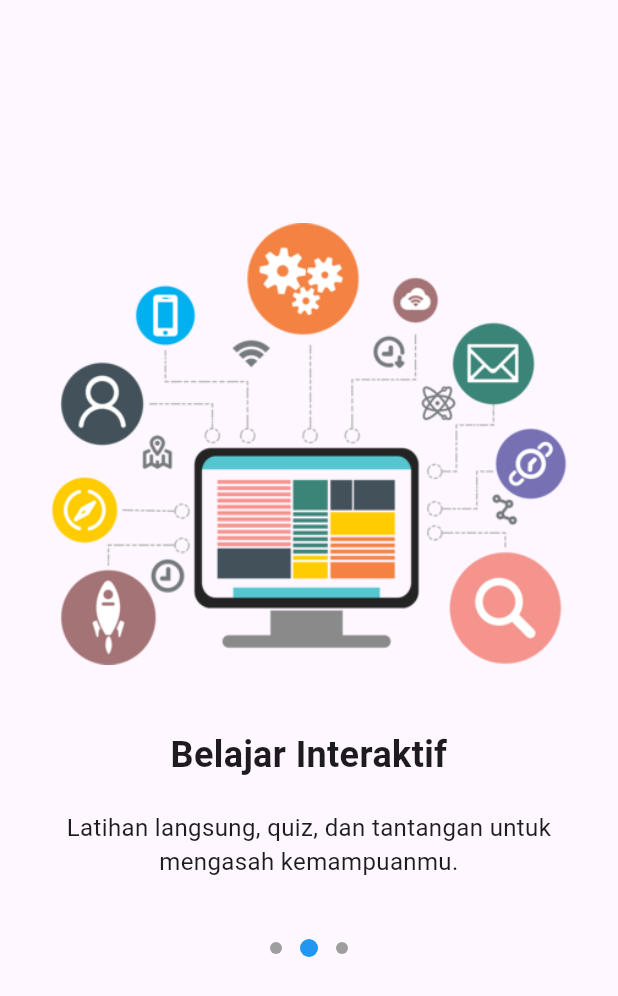
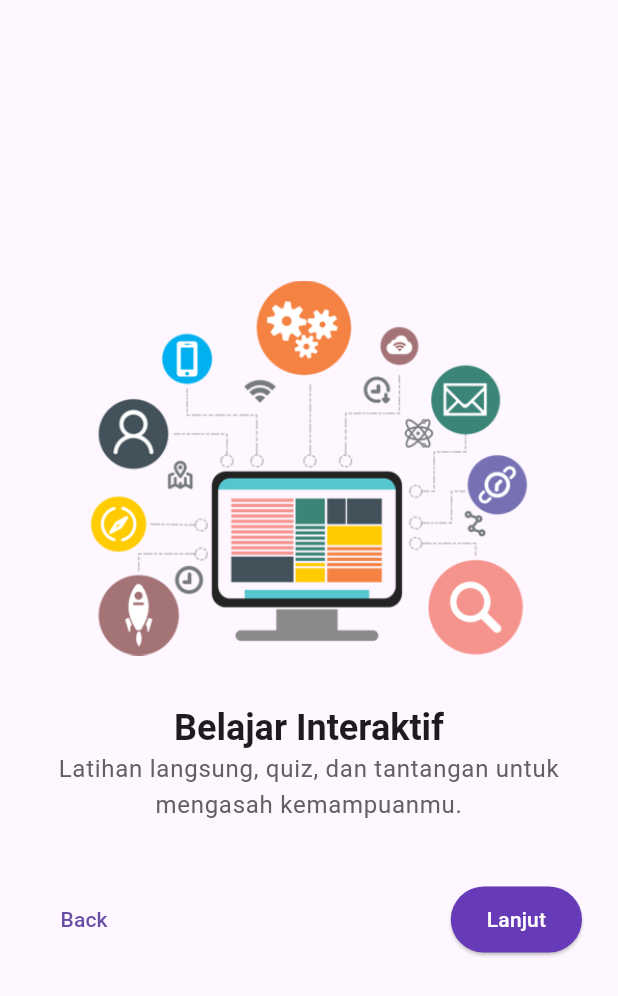
Before and after one commit to Donatsell/APB, a Flutter app: the screen it shows after launch, swiped to page 2, on a phone screen of 412 x 824 dp. Shown: the top 996 px of the screen. Run offline on Flutter 3.47's test engine with Material 3 defaults, Android fonts, the light colour scheme and no system bars; our stand-ins replace flutter_svg; Roboto replaces fonts that are missing (Poppins).

Commit message:
modifikasi struktur lib dan modifikasi onboarding

```diff
--- a/lib/main.dart
+++ b/lib/main.dart
@@ -1,9 +1,10 @@
 import 'package:flutter/material.dart';
-import 'screens/splash_screen.dart';
-import 'screens/onboarding_screen.dart';
-import 'screens/login_screen.dart';
-import 'screens/sign_up_screen.dart';
-import 'package:flutter_svg/flutter_svg.dart';
+import 'screens/splash/splash_screen.dart';
+import 'screens/onboarding/onboarding_screen.dart';
+import 'screens/auth/login_screen.dart';
+import 'screens/auth/sign_up_screen.dart';
+import 'screens/home/home_screen.dart';
+import 'screens/success/success_screen.dart';
 
 void main() => runApp(const CodeQuestApp());
 
@@ -14,11 +15,25 @@ class CodeQuestApp extends StatelessWidget {
   Widget build(BuildContext context) {
     return MaterialApp(
       debugShowCheckedModeBanner: false,
-      routes: <String, WidgetBuilder>{
-        '/': (context) => SplashScreen(),
-        '/onboarding': (context) => OnboardingScreen(),
-        '/signup': (context) => SignUpScreen(),
-
+      title: 'CodeQuest',
+      theme: ThemeData(
+        primarySwatch: Colors.deepPurple,
+        fontFamily: 'Poppins',
+        elevatedButtonTheme: ElevatedButtonThemeData(
+          style: ElevatedButton.styleFrom(
+            backgroundColor: Colors.deepPurple,
+            foregroundColor: Colors.white,
+          ),
+        ),
+      ),
+      initialRoute: '/',
+      routes: {
+        '/': (context) => const SplashScreen(),
+        '/onboarding': (context) => const OnboardingScreen(),
+        '/login': (context) => const LoginScreen(),
+        '/signup': (context) => const SignUpScreen(),
+        '/home': (context) => const HomeScreen(),
+        '/success': (context) => const SuccessScreen(),
       },
     );
   }
--- /dev/null
+++ b/lib/models/onboarding_data.dart
@@ -0,0 +1,11 @@
+class OnboardingData {
+  final String title;
+  final String description;
+  final String image;
+
+  OnboardingData({
+    required this.title,
+    required this.description,
+    required this.image,
+  });
+}
--- /dev/null
+++ b/lib/screens/onboarding/onboarding_screen.dart
@@ -0,0 +1,70 @@
+import 'package:flutter/material.dart';
+import '../../models/onboarding_data.dart';
+import '../../widgets/onboarding_page.dart';
+import '../auth/login_screen.dart';
+
+class OnboardingScreen extends StatefulWidget {
+  const OnboardingScreen({super.key});
+
+  @override
+  State<OnboardingScreen> createState() => _OnboardingScreenState();
+}
+
+class _OnboardingScreenState extends State<OnboardingScreen> {
+  final PageController _controller = PageController();
+  int _currentIndex = 0;
+
+  final List<OnboardingData> _pages = [
+    OnboardingData(
+      title: 'Selamat Datang di CodeQuest',
+      description: "Temukan cara baru belajar coding dengan cara menyenangkan.",
+      image: 'assets/images/onboarding1.png',
+    ),
+    OnboardingData(
+      title: 'Belajar Interaktif',
+      description: "Latihan langsung, quiz, dan tantangan untuk mengasah kemampuanmu.",
+      image: 'assets/images/onboarding2.png',
+    ),
+    OnboardingData(
+      title: 'Capai Mimpimu',
+      description: "Mulai perjalanan coding-mu dan raih tujuan karier impianmu.",
+      image: 'assets/images/onboarding3.png',
+    ),
+  ];
+
+  void _nextPage() {
+    if (_currentIndex == _pages.length - 1) {
+      Navigator.pushReplacement(
+        context,
+        MaterialPageRoute(builder: (_) => const LoginScreen()),
+      );
+    } else {
+      _controller.nextPage(duration: const Duration(milliseconds: 300), curve: Curves.easeInOut);
+    }
+  }
+
+  void _backPage() {
+    if (_currentIndex > 0) {
+      _controller.previousPage(duration: const Duration(milliseconds: 300), curve: Curves.easeInOut);
+    }
+  }
+
+  @override
+  Widget build(BuildContext context) {
+    return Scaffold(
+      body: PageView.builder(
+        controller: _controller,
+        itemCount: _pages.length,
+        onPageChanged: (index) => setState(() => _currentIndex = index),
+        itemBuilder: (context, index) {
+          return OnboardingPage(
+            data: _pages[index],
+            isLast: index == _pages.length - 1,
+            onNext: _nextPage,
+            onBack: _backPage,
+          );
+        },
+      ),
+    );
+  }
+}
--- a/lib/screens/onboarding_screen.dart
+++ /dev/null
@@ -1,101 +0,0 @@
-import 'package:flutter/material.dart';
-
-class OnboardingScreen extends StatefulWidget {
-  const OnboardingScreen({super.key});
-
-  @override
-  State<OnboardingScreen> createState() => _OnboardingScreenState();
-}
-
-class _OnboardingScreenState extends State<OnboardingScreen> {
-  final PageController _controller = PageController();
-  int _currentIndex = 0;
-
-  final List<Map<String, String>> _onboardingData = [
-    {
-      "title": "Selamat Datang di CodeQuest",
-      "description":
-          "Temukan cara baru belajar coding dengan cara menyenangkan!",
-      "image": "assets/images/onboarding1.png",
-    },
-    {
-      "title": "Belajar Interaktif",
-      "description":
-          "Latihan langsung, quiz, dan tantangan untuk mengasah kemampuanmu.",
-      "image": "assets/images/onboarding2.png",
-    },
-    {
-      "title": "Capai Mimpimu",
-      "description":
-          "Mulai perjalanan coding-mu dan raih tujuan karier impianmu.",
-      "image": "assets/images/onboarding3.png",
-    },
-  ];
-
-  @override
-  Widget build(BuildContext context) {
-    return Scaffold(
-      body: PageView.builder(
-        controller: _controller,
-        onPageChanged: (index) {
-          setState(() {
-            _currentIndex = index;
-          });
-        },
-        itemCount: _onboardingData.length,
-        itemBuilder: (context, index) {
-          return Column(
-            mainAxisAlignment: MainAxisAlignment.center,
-            children: [
-              Image.asset(_onboardingData[index]["image"]!, height: 300),
-              const SizedBox(height: 40),
-              Text(
-                _onboardingData[index]["title"]!,
-                style: const TextStyle(
-                  fontSize: 24,
-                  fontWeight: FontWeight.bold,
-                ),
-                textAlign: TextAlign.center,
-              ),
-              const SizedBox(height: 20),
-              Padding(
-                padding: const EdgeInsets.symmetric(horizontal: 24),
-                child: Text(
-                  _onboardingData[index]["description"]!,
-                  style: const TextStyle(fontSize: 16),
-                  textAlign: TextAlign.center,
-                ),
-              ),
-              const SizedBox(height: 40),
-              Row(
-                mainAxisAlignment: MainAxisAlignment.center,
-                children: List.generate(
-                  _onboardingData.length,
-                  (dotIndex) => AnimatedContainer(
-                    duration: const Duration(milliseconds: 300),
-                    margin: const EdgeInsets.symmetric(horizontal: 6),
-                    width: _currentIndex == dotIndex ? 12 : 8,
-                    height: _currentIndex == dotIndex ? 12 : 8,
-                    decoration: BoxDecoration(
-                      color:
-                          _currentIndex == dotIndex ? Colors.blue : Colors.grey,
-                      shape: BoxShape.circle,
-                    ),
-                  ),
-                ),
-              ),
-              const SizedBox(height: 40),
-              if (index == _onboardingData.length - 1)
-                ElevatedButton(
-                  onPressed: () {
-                    Navigator.pushReplacementNamed(context, '/login');
-                  },
-                  child: const Text("Mulai"),
-                ),
-            ],
-          );
-        },
-      ),
-    );
-  }
-}
--- /dev/null
+++ b/lib/widgets/onboarding_page.dart
@@ -0,0 +1,72 @@
+import 'package:flutter/material.dart';
+import '../../models/onboarding_data.dart';
+
+class OnboardingPage extends StatelessWidget {
+  final OnboardingData data;
+  final bool isLast;
+  final VoidCallback onNext;
+  final VoidCallback onBack;
+
+  const OnboardingPage({
+    super.key,
+    required this.data,
+    required this.isLast,
+    required this.onNext,
+    required this.onBack,
+  });
+
+  @override
+  Widget build(BuildContext context) {
+    return Padding(
+      padding: const EdgeInsets.symmetric(horizontal: 24.0, vertical: 40.0),
+      child: Column(
+        mainAxisAlignment: MainAxisAlignment.center,
+        children: [
+          Image.asset(data.image, height: 250),
+          const SizedBox(height: 32),
+          Text(
+            data.title,
+            style: Theme.of(context).textTheme.headlineSmall?.copyWith(fontWeight: FontWeight.bold),
+            textAlign: TextAlign.center,
+          ),
+          const SizedBox(),
+          Text(
+            data.description,
+            style: Theme.of(context).textTheme.bodyLarge?.copyWith(color: Colors.grey[700]),
+            textAlign: TextAlign.center,
+          ),
+          const SizedBox(height: 40),
+          Row(
+            mainAxisAlignment: MainAxisAlignment.spaceBetween,
+            children: [
+              if (!isLast)
+                TextButton(
+                  onPressed: onBack,
+                  child: const Text("Back"),
+                )
+              // Wrapping the ElevatedButton in a Row to move it to the right
+              else
+
+                const SizedBox(), // agar posisi button kanan tetap di ujung
+
+              Row(
+                mainAxisAlignment: MainAxisAlignment.end,
+                children: [
+                  ElevatedButton(
+                    onPressed: onNext,
+                    style: ElevatedButton.styleFrom(
+                      backgroundColor: Colors.deepPurple,
+                      foregroundColor: Colors.white, // Text color
+                      padding: const EdgeInsets.symmetric(horizontal: 24, vertical: 12),
+                    ),
+                    child: Text(isLast ? "Mulai" : "Lanjut"),
+                  ),
+                ],
+              ),
+            ],
+          ),
+        ],
+      ),
+    );
+  }
+}
```
Also changed, not shown: lib/screens/home/home_screen.dart (added, +222 -0 lines), lib/screens/onboarding_screen_1.dart (deleted, +0 -52 lines), lib/screens/onboarding_screen_2.dart (deleted, +0 -55 lines), lib/screens/onboarding_screen_3.dart (deleted, +0 -55 lines), lib/screens/auth/check_email_screen.dart (renamed from lib/screens/check_email_screen.dart), lib/screens/auth/forgot_password_screen.dart (renamed from lib/screens/forgot_password_screen.dart), lib/screens/auth/login_screen.dart (renamed from lib/screens/login_screen.dart), lib/screens/auth/sign_up_screen.dart (renamed from lib/screens/sign_up_screen.dart), lib/screens/splash/splash_screen.dart (renamed from lib/screens/splash_screen.dart), lib/screens/success/success_screen.dart (renamed from lib/screens/success_screen.dart).
